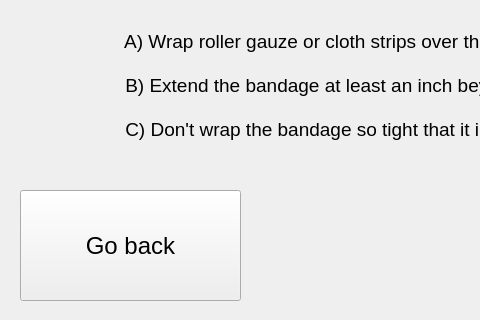
Above: RASPI/step_2.ui from Pwersa/Medical-Cabinet before the change; both pictures show x 0 to 480 and y 280 to 600 of the 1024 by 600 pixel window. Below: the same form after it.
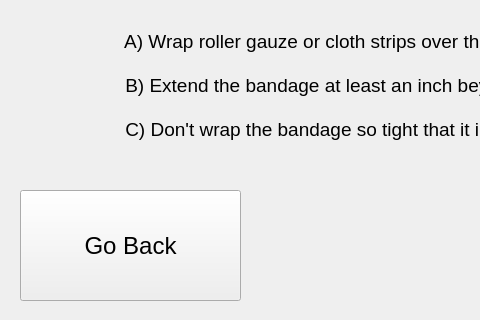
That is the form after the change. Icons and pictures are not drawn.

```diff
--- a/RASPI/step_2.ui
+++ b/RASPI/step_2.ui
@@ -154,7 +154,7 @@
      </font>
     </property>
     <property name="text">
-     <string>Go back</string>
+     <string>Go Back</string>
     </property>
    </widget>
   </widget>
```
Left out of the diff: 4 changed lines with no effect on the pictures.
